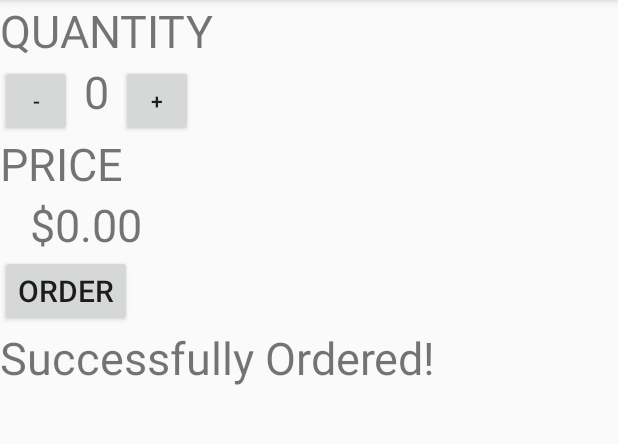
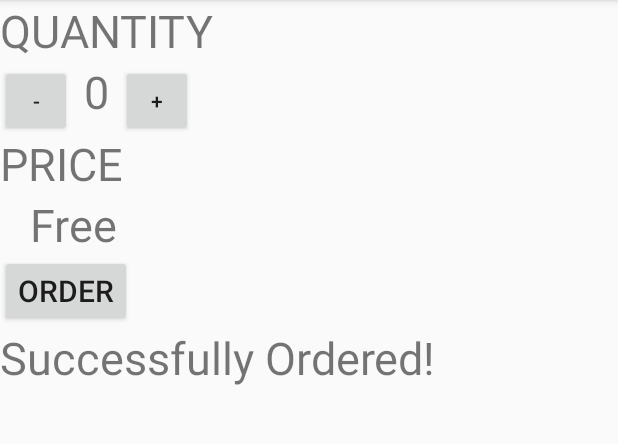
Before and after one commit to 02tyson-watson/Javavavavavavava, an Android app: the screen it shows after launch (MainActivity), after a tap on "ORDER", on a phone screen of 412 x 824 dp, the part 84-528 px from its top. Run offline under Robolectric (Android 15) with nearby library versions, the phone set to English and light mode, and no system bars.

Commit message:
Made price say Free when you press order

```diff
--- a/app/src/main/java/com/example/justjavasdas/MainActivity.java
+++ b/app/src/main/java/com/example/justjavasdas/MainActivity.java
@@ -30,6 +30,8 @@ public class MainActivity extends AppCompatActivity {
         TextView ordered = (TextView)findViewById(R.id.ordered);
         ordered.setText("Successfully Ordered!");
         displayPrice(numberOfCoffees * 5);
+        String priceMessage = "Free";
+        displayMessage(priceMessage);
     }
 
     public void plus_quantity(View view){
@@ -63,4 +65,12 @@ public class MainActivity extends AppCompatActivity {
         TextView priceTextView = (TextView) findViewById(R.id.price_text_view);
         priceTextView.setText(NumberFormat.getCurrencyInstance(new Locale("en", "US")).format(number));
     }
+
+    /**
+     * This method displays the given text on the screen.
+     */
+    private void displayMessage(String message) {
+        TextView priceTextView = (TextView) findViewById(R.id.price_text_view);
+        priceTextView.setText(message);
+    }
 }
--- a/app/src/main/res/layout/activity_main.xml
+++ b/app/src/main/res/layout/activity_main.xml
@@ -26,16 +26,16 @@
             android:text="-"
             android:id="@+id/minus"
             android:layout_below="@+id/quantity_text_view"
-            android:onClick="minus_quantity"
-            />
+            android:onClick="minus_quantity"/>
+
         <TextView
-        android:layout_width="wrap_content"
-        android:layout_height="wrap_content"
-        android:text="0"
-        android:textSize="30sp"
-        android:id="@+id/quantity_text_view"
+            android:id="@+id/quantity_text_view"
+            android:layout_width="wrap_content"
+            android:layout_height="wrap_content"
             android:paddingLeft="8dp"
-            android:paddingRight="8dp"/>
+            android:paddingRight="8dp"
+            android:text="0"
+            android:textSize="30sp" />
         <Button
             android:layout_width="48dp"
             android:layout_height="48dp"
@@ -51,6 +51,10 @@
         android:id="@+id/price"
         android:textSize="30sp"
         />
+    <LinearLayout
+        android:layout_width="wrap_content"
+        android:layout_height="wrap_content"
+        android:orientation="horizontal">
     <TextView
         android:layout_width="wrap_content"
         android:layout_height="wrap_content"
@@ -59,6 +63,7 @@
         android:paddingLeft="20sp"
         android:id="@+id/price_text_view"
         />
+    </LinearLayout>
     <Button
         android:layout_width="wrap_content"
         android:layout_height="wrap_content"
```
